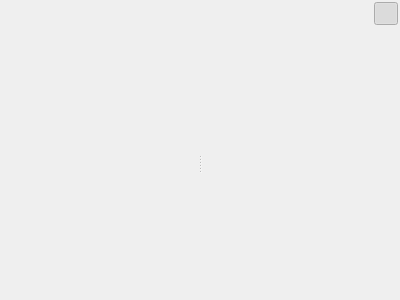
This is ui/world_building_view.ui in zkovari/plotlyst as Qt 5 draws it before an edit. The edited form follows.
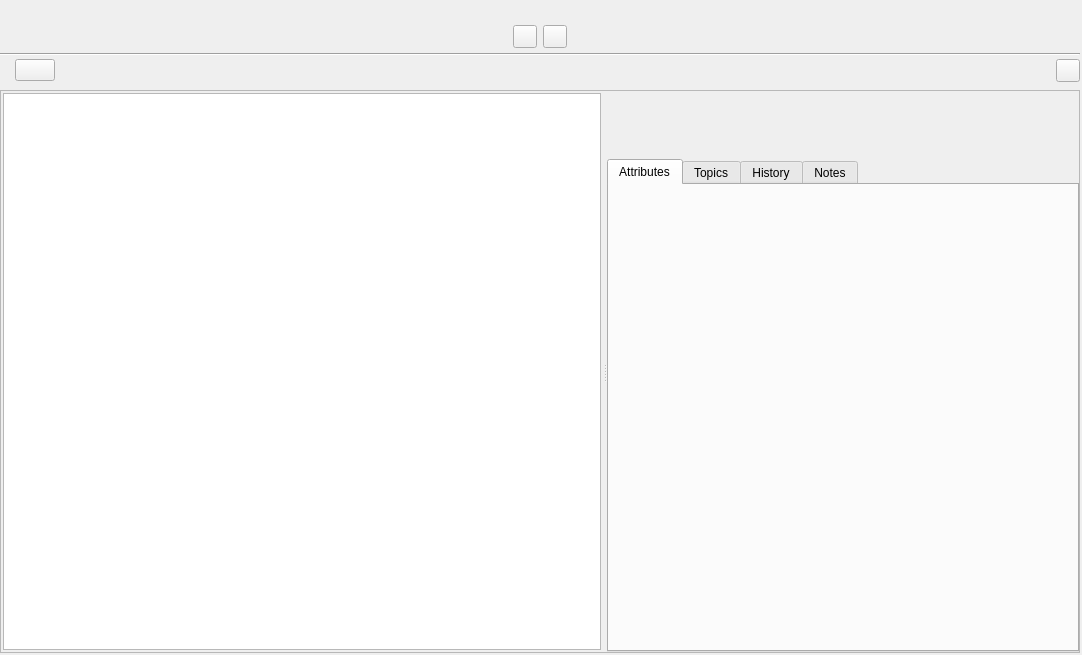
This is the edited form. Custom widgets are drawn as their Qt base class.

Commit message:
Start new worldbuilding panel (#631)
* Worldbuilding panel

* Worldbuilding panel

* New tab style

* Add AutoAdjustableLineEdit

* progress with panel

* tree

* fix test

* plus btn enable

* settings

* settings

* change base color

* splitter size

* bg colors

* Add new entities to tree

* fix

Patch:
```diff
--- a/ui/world_building_view.ui
+++ b/ui/world_building_view.ui
@@ -6,8 +6,8 @@
    <rect>
     <x>0</x>
     <y>0</y>
-    <width>400</width>
-    <height>300</height>
+    <width>1082</width>
+    <height>655</height>
    </rect>
   </property>
   <property name="windowTitle">
@@ -18,7 +18,7 @@
     <number>3</number>
    </property>
    <property name="leftMargin">
-    <number>2</number>
+    <number>0</number>
    </property>
    <property name="topMargin">
     <number>2</number>
@@ -29,75 +29,409 @@
    <property name="bottomMargin">
     <number>2</number>
    </property>
-   <item alignment="Qt::AlignRight">
-    <widget class="QToolButton" name="btnEditorToggle">
-     <property name="cursor">
-      <cursorShape>PointingHandCursor</cursorShape>
+   <item>
+    <widget class="QWidget" name="wdgTitleParent" native="true">
+     <property name="sizePolicy">
+      <sizepolicy hsizetype="Preferred" vsizetype="Maximum">
+       <horstretch>0</horstretch>
+       <verstretch>0</verstretch>
+      </sizepolicy>
      </property>
-     <property name="text">
-      <string/>
+    </widget>
+   </item>
+   <item>
+    <widget class="QWidget" name="widget_2" native="true">
+     <layout class="QHBoxLayout" name="horizontalLayout_4">
+      <property name="leftMargin">
+       <number>0</number>
+      </property>
+      <property name="topMargin">
+       <number>20</number>
+      </property>
+      <property name="rightMargin">
+       <number>0</number>
+      </property>
+      <property name="bottomMargin">
+       <number>2</number>
+      </property>
+      <item>
+       <spacer name="horizontalSpacer_5">
+        <property name="orientation">
+         <enum>Qt::Horizontal</enum>
+        </property>
+        <property name="sizeHint" stdset="0">
+         <size>
+          <width>40</width>
+          <height>20</height>
+         </size>
+        </property>
+       </spacer>
+      </item>
+      <item>
+       <widget class="QToolButton" name="btnWorldView">
+        <property name="cursor">
+         <cursorShape>PointingHandCursor</cursorShape>
+        </property>
+        <property name="text">
+         <string/>
+        </property>
+        <property name="shortcut">
+         <string>1</string>
+        </property>
+        <property name="checkable">
+         <bool>true</bool>
+        </property>
+        <property name="checked">
+         <bool>false</bool>
+        </property>
+        <property name="base" stdset="0">
+         <bool>true</bool>
+        </property>
+        <attribute name="buttonGroup">
+         <string notr="true">buttonGroup</string>
+        </attribute>
+       </widget>
+      </item>
+      <item>
+       <widget class="QToolButton" name="btnHistoryView">
+        <property name="cursor">
+         <cursorShape>PointingHandCursor</cursorShape>
+        </property>
+        <property name="text">
+         <string/>
+        </property>
+        <property name="shortcut">
+         <string>3</string>
+        </property>
+        <property name="checkable">
+         <bool>true</bool>
+        </property>
+        <property name="checked">
+         <bool>false</bool>
+        </property>
+        <property name="base" stdset="0">
+         <bool>true</bool>
+        </property>
+        <attribute name="buttonGroup">
+         <string notr="true">buttonGroup</string>
+        </attribute>
+       </widget>
+      </item>
+      <item>
+       <spacer name="horizontalSpacer_8">
+        <property name="orientation">
+         <enum>Qt::Horizontal</enum>
+        </property>
+        <property name="sizeHint" stdset="0">
+         <size>
+          <width>40</width>
+          <height>20</height>
+         </size>
+        </property>
+       </spacer>
+      </item>
+     </layout>
+    </widget>
+   </item>
+   <item>
+    <widget class="Line" name="line">
+     <property name="orientation">
+      <enum>Qt::Horizontal</enum>
      </property>
-     <property name="checkable">
-      <bool>true</bool>
+    </widget>
+   </item>
+   <item>
+    <layout class="QHBoxLayout" name="horizontalLayout">
+     <property name="leftMargin">
+      <number>15</number>
      </property>
-     <property name="checked">
-      <bool>true</bool>
+     <property name="bottomMargin">
+      <number>5</number>
      </property>
-     <property name="base" stdset="0">
-      <bool>true</bool>
-     </property>
-    </widget>
+     <item>
+      <widget class="QPushButton" name="btnNew">
+       <property name="maximumSize">
+        <size>
+         <width>130</width>
+         <height>16777215</height>
+        </size>
+       </property>
+       <property name="cursor">
+        <cursorShape>PointingHandCursor</cursorShape>
+       </property>
+       <property name="toolTip">
+        <string>Add new scene</string>
+       </property>
+       <property name="text">
+        <string/>
+       </property>
+       <property name="shortcut">
+        <string>Ctrl+N</string>
+       </property>
+       <property name="positive" stdset="0">
+        <bool>true</bool>
+       </property>
+       <property name="base" stdset="0">
+        <bool>true</bool>
+       </property>
+      </widget>
+     </item>
+     <item>
+      <spacer name="horizontalSpacer">
+       <property name="orientation">
+        <enum>Qt::Horizontal</enum>
+       </property>
+       <property name="sizeHint" stdset="0">
+        <size>
+         <width>40</width>
+         <height>20</height>
+        </size>
+       </property>
+      </spacer>
+     </item>
+     <item>
+      <widget class="QToolButton" name="toolButton">
+       <property name="cursor">
+        <cursorShape>PointingHandCursor</cursorShape>
+       </property>
+       <property name="text">
+        <string/>
+       </property>
+      </widget>
+     </item>
+    </layout>
    </item>
    <item>
     <widget class="QSplitter" name="splitter">
+     <property name="sizePolicy">
+      <sizepolicy hsizetype="Expanding" vsizetype="Expanding">
+       <horstretch>0</horstretch>
+       <verstretch>0</verstretch>
+      </sizepolicy>
+     </property>
+     <property name="frameShape">
+      <enum>QFrame::StyledPanel</enum>
+     </property>
+     <property name="frameShadow">
+      <enum>QFrame::Sunken</enum>
+     </property>
      <property name="orientation">
       <enum>Qt::Horizontal</enum>
      </property>
      <property name="childrenCollapsible">
       <bool>false</bool>
      </property>
-     <widget class="QWidget" name="wdgEditorParent" native="true">
-      <layout class="QVBoxLayout" name="verticalLayout">
-       <property name="spacing">
-        <number>0</number>
-       </property>
-       <property name="leftMargin">
-        <number>0</number>
-       </property>
-       <property name="topMargin">
-        <number>0</number>
-       </property>
-       <property name="rightMargin">
-        <number>0</number>
-       </property>
-       <property name="bottomMargin">
-        <number>0</number>
-       </property>
-      </layout>
-     </widget>
-     <widget class="QWidget" name="wdgSidebar" native="true">
+     <widget class="QWidget" name="wgtChapters" native="true">
       <layout class="QVBoxLayout" name="verticalLayout_2">
        <property name="spacing">
         <number>3</number>
        </property>
        <property name="leftMargin">
-        <number>0</number>
+        <number>2</number>
        </property>
        <property name="topMargin">
-        <number>0</number>
+        <number>2</number>
        </property>
        <property name="rightMargin">
-        <number>0</number>
+        <number>2</number>
        </property>
        <property name="bottomMargin">
-        <number>0</number>
+        <number>2</number>
        </property>
+       <item>
+        <widget class="WorldBuildingTreeView" name="treeWorld">
+         <property name="sizePolicy">
+          <sizepolicy hsizetype="Preferred" vsizetype="Expanding">
+           <horstretch>0</horstretch>
+           <verstretch>0</verstretch>
+          </sizepolicy>
+         </property>
+         <property name="mouseTracking">
+          <bool>true</bool>
+         </property>
+        </widget>
+       </item>
       </layout>
      </widget>
+     <widget class="QStackedWidget" name="stackedWidget">
+      <property name="currentIndex">
+       <number>0</number>
+      </property>
+      <widget class="QWidget" name="pageEditor">
+       <property name="relaxed-white-bg" stdset="0">
+        <bool>true</bool>
+       </property>
+       <layout class="QVBoxLayout" name="verticalLayout">
+        <property name="spacing">
+         <number>3</number>
+        </property>
+        <property name="leftMargin">
+         <number>0</number>
+        </property>
+        <property name="topMargin">
+         <number>0</number>
+        </property>
+        <property name="rightMargin">
+         <number>0</number>
+        </property>
+        <property name="bottomMargin">
+         <number>0</number>
+        </property>
+        <item>
+         <widget class="QWidget" name="wdgHeader" native="true">
+          <layout class="QHBoxLayout" name="horizontalLayout_2">
+           <property name="leftMargin">
+            <number>8</number>
+           </property>
+           <property name="topMargin">
+            <number>5</number>
+           </property>
+           <property name="rightMargin">
+            <number>8</number>
+           </property>
+           <property name="bottomMargin">
+            <number>40</number>
+           </property>
+           <item>
+            <spacer name="horizontalSpacer_2">
+             <property name="orientation">
+              <enum>Qt::Horizontal</enum>
+             </property>
+             <property name="sizeType">
+              <enum>QSizePolicy::Expanding</enum>
+             </property>
+             <property name="sizeHint" stdset="0">
+              <size>
+               <width>40</width>
+               <height>20</height>
+              </size>
+             </property>
+            </spacer>
+           </item>
+           <item>
+            <widget class="QWidget" name="wdgName" native="true">
+             <property name="sizePolicy">
+              <sizepolicy hsizetype="Maximum" vsizetype="Preferred">
+               <horstretch>0</horstretch>
+               <verstretch>0</verstretch>
+              </sizepolicy>
+             </property>
+             <property name="maximumSize">
+              <size>
+               <width>500</width>
+               <height>16777215</height>
+              </size>
+             </property>
+             <layout class="QHBoxLayout" name="horizontalLayout_3"/>
+            </widget>
+           </item>
+           <item>
+            <spacer name="horizontalSpacer_3">
+             <property name="orientation">
+              <enum>Qt::Horizontal</enum>
+             </property>
+             <property name="sizeType">
+              <enum>QSizePolicy::Expanding</enum>
+             </property>
+             <property name="sizeHint" stdset="0">
+              <size>
+               <width>40</width>
+               <height>20</height>
+              </size>
+             </property>
+            </spacer>
+           </item>
+          </layout>
+         </widget>
+        </item>
+        <item>
+         <widget class="QTabWidget" name="tabWidget">
+          <property name="styleSheet">
+           <string notr="true"/>
+          </property>
+          <property name="currentIndex">
+           <number>0</number>
+          </property>
+          <property name="centered" stdset="0">
+           <bool>true</bool>
+          </property>
+          <property name="borderless" stdset="0">
+           <bool>true</bool>
+          </property>
+          <widget class="QWidget" name="tabAttributes">
+           <property name="relaxed-white-bg" stdset="0">
+            <bool>true</bool>
+           </property>
+           <attribute name="title">
+            <string>Attributes</string>
+           </attribute>
+          </widget>
+          <widget class="QWidget" name="tabTopics">
+           <property name="relaxed-white-bg" stdset="0">
+            <bool>true</bool>
+           </property>
+           <attribute name="title">
+            <string>Topics</string>
+           </attribute>
+          </widget>
+          <widget class="QWidget" name="tabHistory">
+           <property name="relaxed-white-bg" stdset="0">
+            <bool>true</bool>
+           </property>
+           <attribute name="title">
+            <string>History</string>
+           </attribute>
+          </widget>
+          <widget class="QWidget" name="tabNotes">
+           <property name="relaxed-white-bg" stdset="0">
+            <bool>true</bool>
+           </property>
+           <attribute name="title">
+            <string>Notes</string>
+           </attribute>
+          </widget>
+         </widget>
+        </item>
+       </layout>
+      </widget>
+      <widget class="QWidget" name="pageHistory">
+       <layout class="QVBoxLayout" name="verticalLayout_4">
+        <property name="spacing">
+         <number>3</number>
+        </property>
+        <property name="leftMargin">
+         <number>2</number>
+        </property>
+        <property name="topMargin">
+         <number>2</number>
+        </property>
+        <property name="rightMargin">
+         <number>2</number>
+        </property>
+        <property name="bottomMargin">
+         <number>2</number>
+        </property>
+        <item>
+         <widget class="QLabel" name="label">
+          <property name="text">
+           <string>TextLabel</string>
+          </property>
+         </widget>
+        </item>
+       </layout>
+      </widget>
+     </widget>
     </widget>
    </item>
   </layout>
  </widget>
+ <customwidgets>
+  <customwidget>
+   <class>WorldBuildingTreeView</class>
+   <extends>QTreeView</extends>
+   <header>src.main.python.plotlyst.view.widget.world</header>
+  </customwidget>
+ </customwidgets>
  <resources/>
  <connections>
   <connection>
```
Left out of the diff: 25 changed lines with no effect on the pictures. The commit also changes 13 other files.
